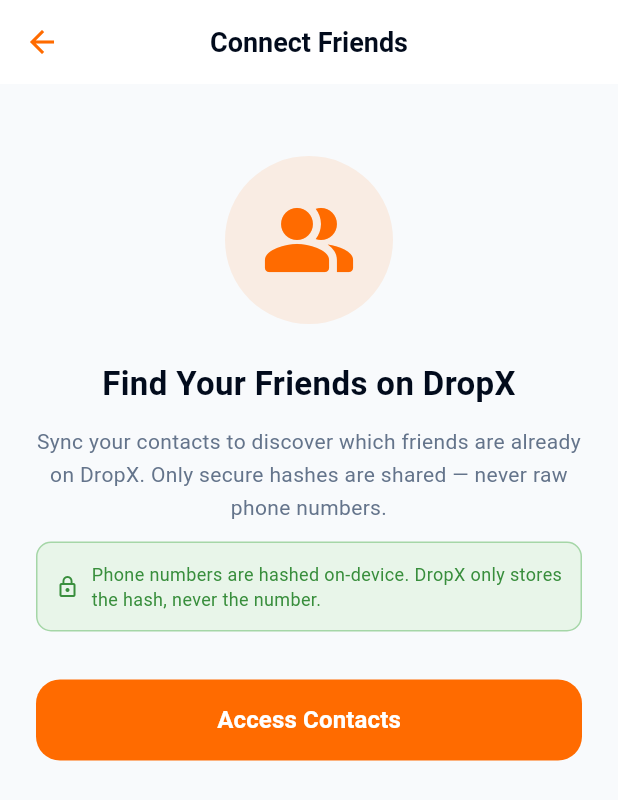
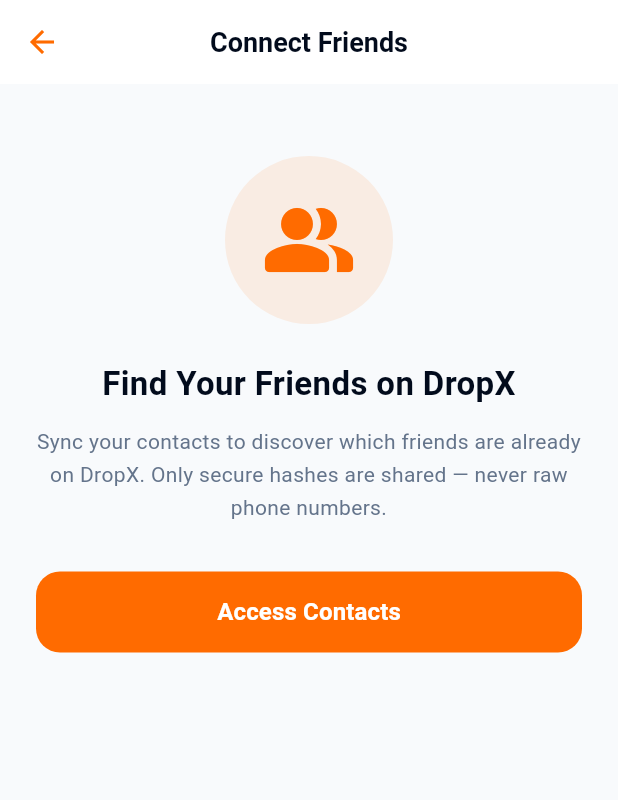
Before and after one commit to dropx-africa/dropx_mobile, a Flutter app: the ContactSyncScreen screen opened directly, on a phone screen of 412 x 824 dp. Shown: the top 800 px of the screen. Run offline on Flutter 3.47's test engine with Material 3 defaults, Android fonts, the phone set to English and light mode, and no system bars; our stand-ins replace firebase_core, firebase_messaging, flutter_contacts, flutter_local_notifications, flutter_riverpod, geolocator and 8 more; accounts and stored records are empty.

Commit message:
fix: remove a repetion

```diff
--- a/lib/src/features/profile/presentation/contact_sync_screen.dart
+++ b/lib/src/features/profile/presentation/contact_sync_screen.dart
@@ -284,30 +284,7 @@
             textAlign: TextAlign.center,
             height: 1.55,
           ),
-          const SizedBox(height: 12),
-          // Privacy note
-          Container(
-            padding: const EdgeInsets.all(12),
-            decoration: BoxDecoration(
-              color: Colors.green.shade50,
-              borderRadius: BorderRadius.circular(10),
-              border: Border.all(color: Colors.green.shade200),
-            ),
-            child: Row(
-              children: [
-                Icon(Icons.lock_outline, size: 16, color: Colors.green.shade700),
-                const SizedBox(width: 8),
-                Expanded(
-                  child: AppText(
-                    'Phone numbers are hashed on-device. DropX only stores the hash, never the number.',
-                    fontSize: 12,
-                    color: Colors.green.shade700,
-                    height: 1.4,
-                  ),
-                ),
-              ],
-            ),
-          ),
+
           const SizedBox(height: 32),
           SizedBox(
             width: double.infinity,
```
